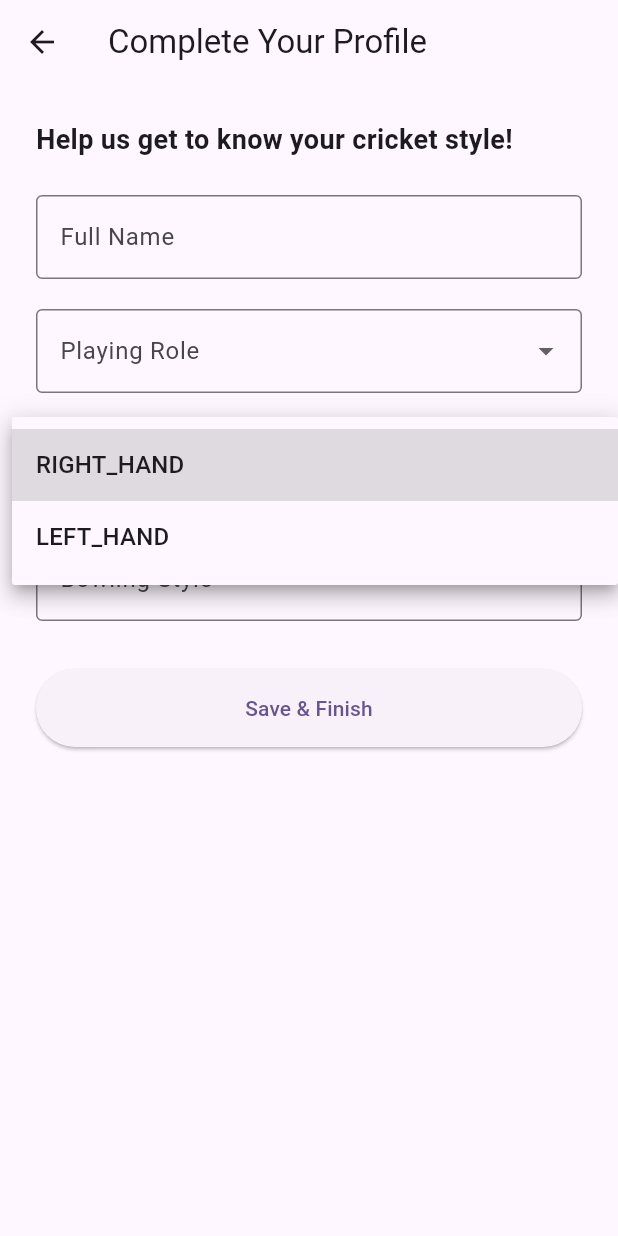
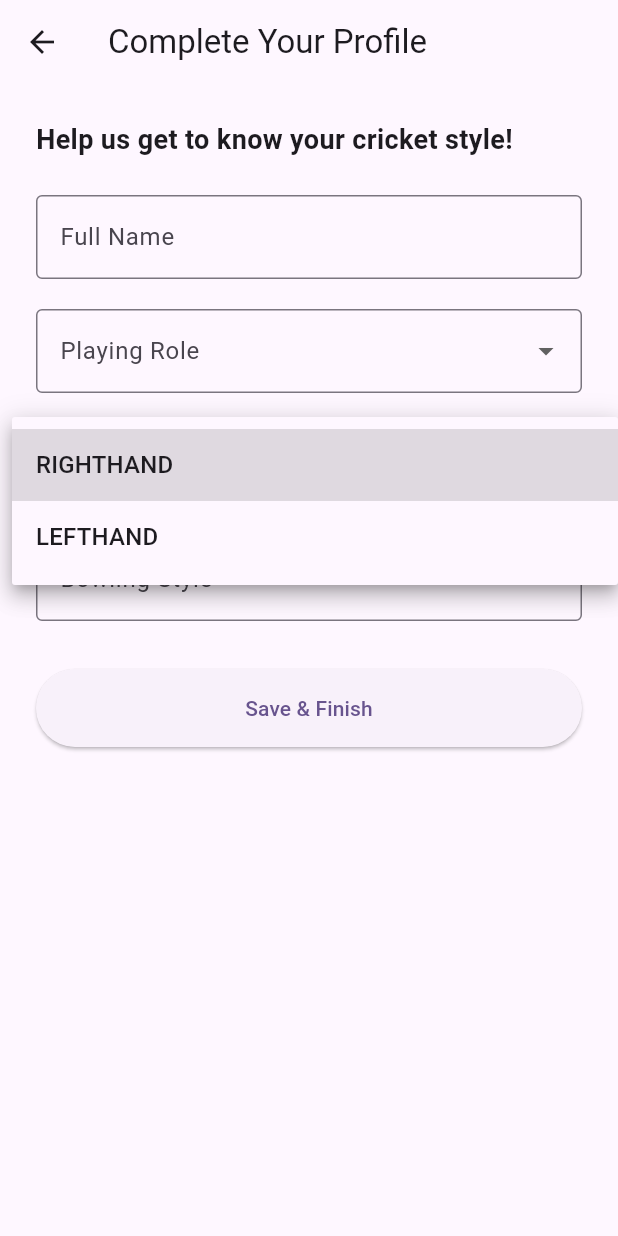
Before and after one commit to rulfox/crichere-backend, a Flutter app: the ProfileSetupScreen screen opened directly, after a tap on "Batting Style", on a phone screen of 412 x 824 dp. Run offline on Flutter 3.47's test engine with Material 3 defaults, Android fonts, the phone set to English and light mode, and no system bars; our stand-ins replace auto_route, connectivity_plus, dio, drift, file_picker, firebase_messaging and 11 more; missing offline and left inert: eventsource, sqlite3; accounts and stored records are empty; generated files the repository leaves out were written again; network calls fail.

Commit message:
[Spec Kit] Fix Flutter compilation errors and standardize enum naming

```diff
--- a/crichere-flutter/lib/features/auth/domain/entities/auth_enums.dart
+++ b/crichere-flutter/lib/features/auth/domain/entities/auth_enums.dart
@@ -1,27 +1,46 @@
+import 'package:json_annotation/json_annotation.dart';
+
 enum ProfileStatus {
-  GHOST, CLAIMED, ACTIVE
+  @JsonValue('GHOST') ghost,
+  @JsonValue('CLAIMED') claimed,
+  @JsonValue('ACTIVE') active
 }
 
 enum PlayingRole {
-  BATTER, BOWLER, ALL_ROUNDER, WICKET_KEEPER
+  @JsonValue('BATTER') batter,
+  @JsonValue('BOWLER') bowler,
+  @JsonValue('ALL_ROUNDER') allRounder,
+  @JsonValue('WICKET_KEEPER') wicketKeeper
 }
 
 enum BattingStyle {
-  RIGHT_HAND, LEFT_HAND
+  @JsonValue('RIGHT_HAND') rightHand,
+  @JsonValue('LEFT_HAND') leftHand
 }
 
 enum BowlingStyle {
-  RIGHT_ARM, LEFT_ARM
+  @JsonValue('RIGHT_ARM') rightArm,
+  @JsonValue('LEFT_ARM') leftArm
 }
 
 enum BowlingType {
-  FAST, MEDIUM_FAST, MEDIUM, OFF_SPIN, LEG_SPIN, SLOW_LEFT_ARM, SLOW_LEFT_ARM_ORTHODOX
+  @JsonValue('FAST') fast,
+  @JsonValue('MEDIUM_FAST') mediumFast,
+  @JsonValue('MEDIUM') medium,
+  @JsonValue('OFF_SPIN') offSpin,
+  @JsonValue('LEG_SPIN') legSpin,
+  @JsonValue('SLOW_LEFT_ARM') slowLeftArm,
+  @JsonValue('SLOW_LEFT_ARM_ORTHODOX') slowLeftArmOrthodox
 }
 
 enum ExperienceLevel {
-  LOCAL, DISTRICT, STATE, NATIONAL
+  @JsonValue('LOCAL') local,
+  @JsonValue('DISTRICT') district,
+  @JsonValue('STATE') state,
+  @JsonValue('NATIONAL') national
 }
 
 enum LeagueRole {
-  LEAGUE_ADMIN, AUCTIONEER
+  @JsonValue('LEAGUE_ADMIN') leagueAdmin,
+  @JsonValue('AUCTIONEER') auctioneer
 }
--- a/crichere-flutter/lib/features/auth/presentation/screens/claim_profile_screen.dart
+++ b/crichere-flutter/lib/features/auth/presentation/screens/claim_profile_screen.dart
@@ -19,7 +19,7 @@ class ClaimProfileScreen extends HookConsumerWidget {
   @override
   Widget build(BuildContext context, WidgetRef ref) {
     final nameController = useTextEditingController(text: suggestedName);
-    final selectedRole = useState<PlayingRole>(PlayingRole.BATTER);
+    final selectedRole = useState<PlayingRole>(PlayingRole.batter);
     final isLoading = useState(false);
 
     return Scaffold(
@@ -53,7 +53,7 @@ class ClaimProfileScreen extends HookConsumerWidget {
             const Text('Select Your Primary Playing Role:'),
             const SizedBox(height: 8),
             DropdownButtonFormField<PlayingRole>(
-              value: selectedRole.value,
+              initialValue: selectedRole.value,
               decoration: const InputDecoration(
                 border: OutlineInputBorder(),
               ),
--- a/crichere-flutter/lib/features/auth/presentation/screens/otp_screen.dart
+++ b/crichere-flutter/lib/features/auth/presentation/screens/otp_screen.dart
@@ -105,7 +105,7 @@ class OtpScreen extends HookConsumerWidget {
 
                           if (!context.mounted) return;
 
-                          if (response.profileStatus == ProfileStatus.GHOST) {
+                          if (response.profileStatus == ProfileStatus.ghost) {
                             context.router.replaceAll([
                               ClaimProfileRoute(
                                 profileId: response.userId ?? '',
--- a/crichere-flutter/lib/features/auth/presentation/screens/profile_setup_screen.dart
+++ b/crichere-flutter/lib/features/auth/presentation/screens/profile_setup_screen.dart
@@ -38,32 +38,32 @@ class ProfileSetupScreen extends HookConsumerWidget {
             ),
             const SizedBox(height: 20),
             DropdownButtonFormField<PlayingRole>(
-              value: role.value,
+              initialValue: role.value,
               decoration: const InputDecoration(
                 labelText: 'Playing Role',
                 border: OutlineInputBorder(),
               ),
-              items: PlayingRole.values.map((r) => DropdownMenuItem(value: r, child: Text(r.name))).toList(),
+              items: PlayingRole.values.map((r) => DropdownMenuItem(value: r, child: Text(r.name.toUpperCase()))).toList(),
               onChanged: (v) => role.value = v,
             ),
             const SizedBox(height: 20),
             DropdownButtonFormField<BattingStyle>(
-              value: battingStyle.value,
+              initialValue: battingStyle.value,
               decoration: const InputDecoration(
                 labelText: 'Batting Style',
                 border: OutlineInputBorder(),
               ),
-              items: BattingStyle.values.map((s) => DropdownMenuItem(value: s, child: Text(s.name))).toList(),
+              items: BattingStyle.values.map((s) => DropdownMenuItem(value: s, child: Text(s.name.toUpperCase()))).toList(),
               onChanged: (v) => battingStyle.value = v,
             ),
             const SizedBox(height: 20),
             DropdownButtonFormField<BowlingStyle>(
-              value: bowlingStyle.value,
+              initialValue: bowlingStyle.value,
               decoration: const InputDecoration(
                 labelText: 'Bowling Style',
                 border: OutlineInputBorder(),
               ),
-              items: BowlingStyle.values.map((s) => DropdownMenuItem(value: s, child: Text(s.name))).toList(),
+              items: BowlingStyle.values.map((s) => DropdownMenuItem(value: s, child: Text(s.name.toUpperCase()))).toList(),
               onChanged: (v) => bowlingStyle.value = v,
             ),
             const SizedBox(height: 32),
```
Also changed, not shown: crichere-flutter/lib/core/database/app_database.g.dart, crichere-flutter/lib/features/auth/data/models/auth_request.g.dart, crichere-flutter/lib/features/auth/data/models/auth_response.g.dart, crichere-flutter/lib/features/league/domain/entities/league.freezed.dart, crichere-flutter/lib/features/league/domain/entities/league.g.dart, 1 other file.
